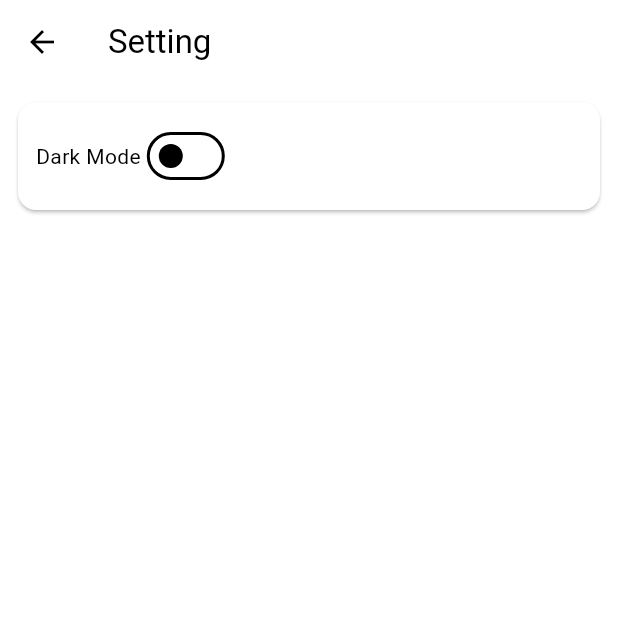
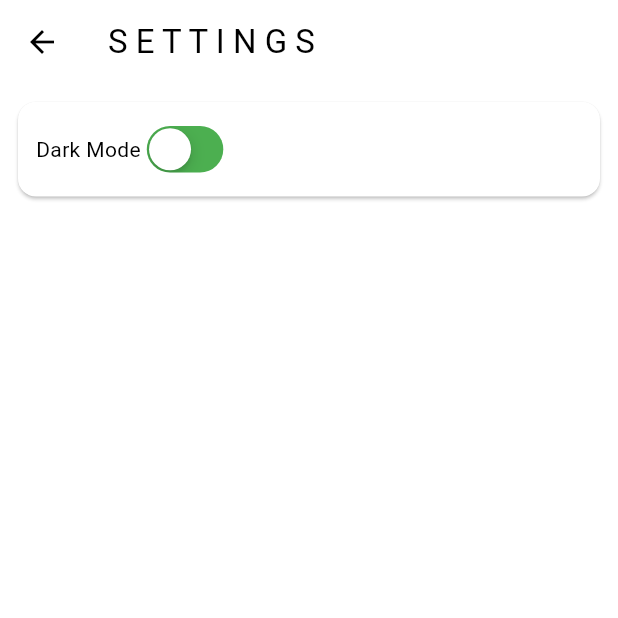
Before and after one commit to araful39/audio_player_app, a Flutter app: the screen it shows after launch, in the side drawer, after a tap on "Setting R", on a phone screen of 412 x 824 dp, the top half of it. Run offline on Flutter 3.47's test engine with Material 3 defaults, Android fonts, the phone set to English and light mode, and no system bars.

Commit message:
restart coding

```diff
--- a/lib/pages/setting/setting.dart
+++ b/lib/pages/setting/setting.dart
@@ -1,4 +1,5 @@
 import 'package:audio_player/pages/controller/theme_provider.dart';
+import 'package:flutter/cupertino.dart';
 import 'package:flutter/material.dart';
 import 'package:provider/provider.dart';
 
@@ -10,7 +11,7 @@ class SettingPage extends StatelessWidget {
 
     return Scaffold(
       appBar: AppBar(
-        title: const Text("Setting"),
+        title: const Text("S E T T I N G S"),
       ),
       body: Padding(
         padding: const EdgeInsets.all(8.0),
@@ -21,7 +22,9 @@ class SettingPage extends StatelessWidget {
             child: Row(
               children: [
                 const Text("Dark Mode"),
-              Switch(
+              CupertinoSwitch(
+                trackColor: Colors.green,
+                activeColor: Colors.orange,
                     value:
                         Provider.of<ThemeProvider>(context, listen: false).isDarkMode,
                     onChanged: (value){
```
Also changed, not shown: pubspec.lock.
